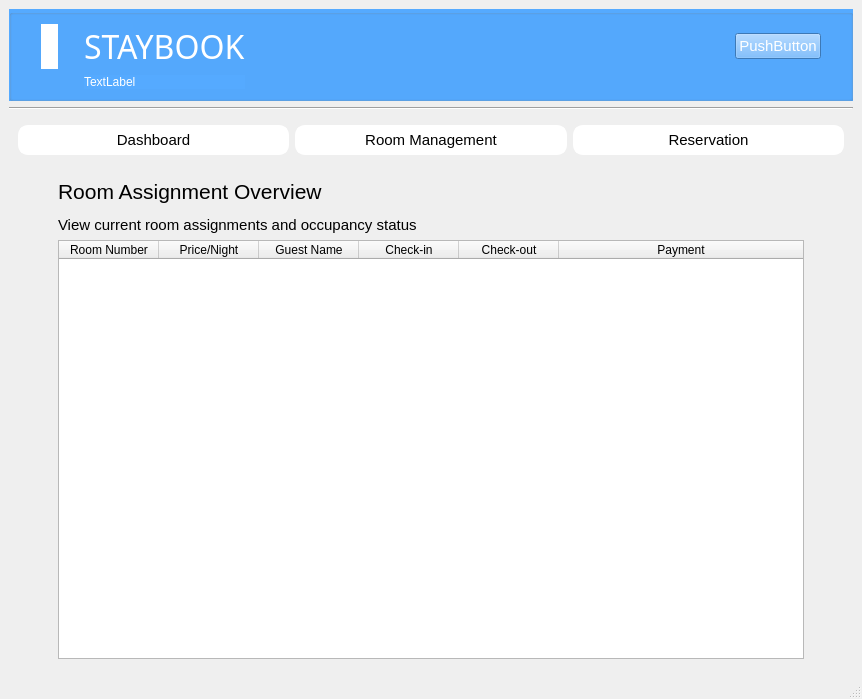
First picture: the form in main_window.ui, repository euuii/StayBook, before the edit.
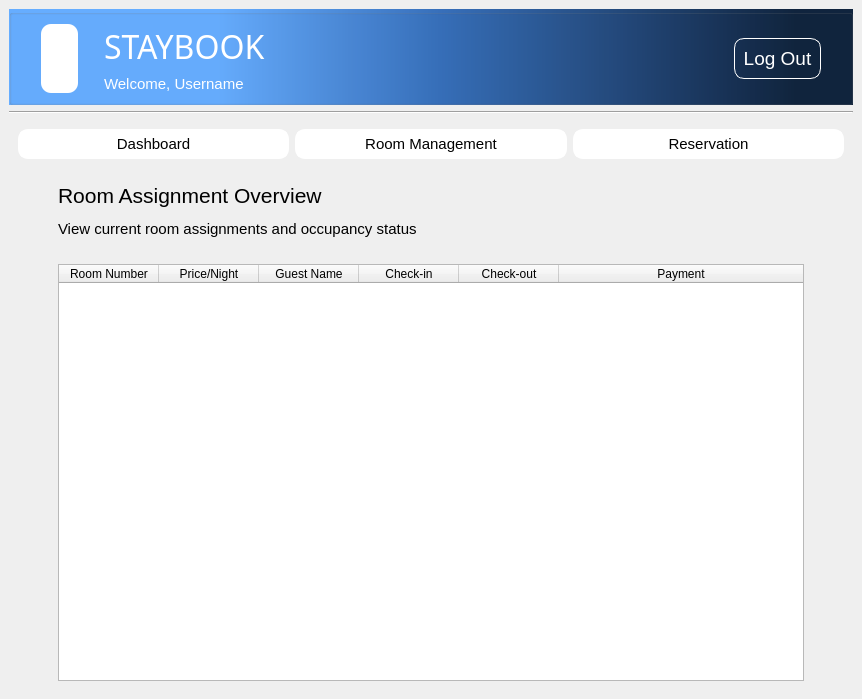
Second picture: the form after the edit. The open tabs and pages were chosen to show the change. Icons and pictures are not drawn.

```diff
--- a/main_window.ui
+++ b/main_window.ui
@@ -14,114 +14,54 @@
    <string>MainWindow</string>
   </property>
   <widget class="QWidget" name="centralwidget">
-   <layout class="QVBoxLayout" name="verticalLayout_5">
+   <layout class="QVBoxLayout" name="verticalLayout">
     <item>
      <layout class="QVBoxLayout" name="verticalLayout_3">
       <item>
        <widget class="QGroupBox" name="groupBox">
         <property name="styleSheet">
-         <string notr="true">background-color: rgb(85, 170, 255);
+         <string notr="true">background-color: qlineargradient(spread:pad, x1:0, y1:0, x2:0.931, y2:0, stop:0.265957 rgba(102, 173, 255, 255), stop:0.547872 rgba(55, 111, 186, 255), stop:1 rgba(16, 36, 62, 255));
 color: rgb(255, 255, 255);
 </string>
         </property>
         <property name="title">
          <string/>
         </property>
-        <layout class="QVBoxLayout" name="verticalLayout">
+        <layout class="QHBoxLayout" name="horizontalLayout_7">
+         <item>
+          <spacer name="horizontalSpacer_4">
+           <property name="orientation">
+            <enum>Qt::Orientation::Horizontal</enum>
+           </property>
+           <property name="sizeType">
+            <enum>QSizePolicy::Policy::Fixed</enum>
+           </property>
+           <property name="sizeHint" stdset="0">
+            <size>
+             <width>20</width>
+             <height>20</height>
+            </size>
+           </property>
+          </spacer>
+         </item>
+         <item>
+          <widget class="QLabel" name="logo">
+           <property name="styleSheet">
+            <string notr="true">background-color: rgb(255, 255, 255);
+padding: 15px;
+border-radius: 10px </string>
+           </property>
+           <property name="text">
+            <string/>
+           </property>
+           <property name="pixmap">
+            <pixmap>../57456f52/resort (3).png</pixmap>
+           </property>
+          </widget>
+         </item>
          <item>
           <layout class="QGridLayout" name="gridLayout_4">
-           <item row="0" column="0">
-            <spacer name="horizontalSpacer_4">
-             <property name="orientation">
-              <enum>Qt::Orientation::Horizontal</enum>
-             </property>
-             <property name="sizeType">
-              <enum>QSizePolicy::Policy::Fixed</enum>
-             </property>
-             <property name="sizeHint" stdset="0">
-              <size>
-               <width>20</width>
-               <height>20</height>
-              </size>
-             </property>
-            </spacer>
-           </item>
-           <item row="0" column="4">
-            <spacer name="horizontalSpacer_3">
-             <property name="orientation">
-              <enum>Qt::Orientation::Horizontal</enum>
-             </property>
-             <property name="sizeType">
-              <enum>QSizePolicy::Policy::Expanding</enum>
-             </property>
-             <property name="sizeHint" stdset="0">
-              <size>
-               <width>40</width>
-               <height>20</height>
-              </size>
-             </property>
-            </spacer>
-           </item>
-           <item row="0" column="2">
-            <spacer name="horizontalSpacer_6">
-             <property name="orientation">
-              <enum>Qt::Orientation::Horizontal</enum>
-             </property>
-             <property name="sizeType">
-              <enum>QSizePolicy::Policy::Fixed</enum>
-             </property>
-             <property name="sizeHint" stdset="0">
-              <size>
-               <width>20</width>
-               <height>20</height>
-              </size>
-             </property>
-            </spacer>
-           </item>
            <item row="0" column="1">
-            <widget class="QLabel" name="logo">
-             <property name="styleSheet">
-              <string notr="true">background-color: rgb(255, 255, 255);
-padding: 5px;
-border-radius: 10px </string>
-             </property>
-             <property name="text">
-              <string/>
-             </property>
-             <property name="pixmap">
-              <pixmap>../57456f52/resort (3).png</pixmap>
-             </property>
-            </widget>
-           </item>
-           <item row="0" column="6">
-            <spacer name="horizontalSpacer_5">
-             <property name="orientation">
-              <enum>Qt::Orientation::Horizontal</enum>
-             </property>
-             <property name="sizeType">
-              <enum>QSizePolicy::Policy::Fixed</enum>
-             </property>
-             <property name="sizeHint" stdset="0">
-              <size>
-               <width>20</width>
-               <height>20</height>
-              </size>
-             </property>
-            </spacer>
-           </item>
-           <item row="0" column="5">
-            <widget class="QPushButton" name="pushButton">
-             <property name="font">
-              <font>
-               <pointsize>11</pointsize>
-              </font>
-             </property>
-             <property name="text">
-              <string>PushButton</string>
-             </property>
-            </widget>
-           </item>
-           <item row="0" column="3">
             <widget class="QLabel" name="label">
              <property name="sizeIncrement">
               <size>
@@ -152,15 +92,95 @@
              </property>
             </widget>
            </item>
-           <item row="1" column="3">
+           <item row="0" column="0">
+            <spacer name="horizontalSpacer_6">
+             <property name="orientation">
+              <enum>Qt::Orientation::Horizontal</enum>
+             </property>
+             <property name="sizeType">
+              <enum>QSizePolicy::Policy::Fixed</enum>
+             </property>
+             <property name="sizeHint" stdset="0">
+              <size>
+               <width>20</width>
+               <height>20</height>
+              </size>
+             </property>
+            </spacer>
+           </item>
+           <item row="0" column="2">
+            <spacer name="horizontalSpacer_3">
+             <property name="orientation">
+              <enum>Qt::Orientation::Horizontal</enum>
+             </property>
+             <property name="sizeType">
+              <enum>QSizePolicy::Policy::Expanding</enum>
+             </property>
+             <property name="sizeHint" stdset="0">
+              <size>
+               <width>40</width>
+               <height>20</height>
+              </size>
+             </property>
+            </spacer>
+           </item>
+           <item row="1" column="1">
             <widget class="QLabel" name="label_6">
+             <property name="styleSheet">
+              <string notr="true">background: transparent;</string>
+             </property>
              <property name="text">
-              <string>TextLabel</string>
+              <string>&lt;html&gt;&lt;head/&gt;&lt;body&gt;&lt;p&gt;&lt;span style=&quot; font-size:11pt;&quot;&gt;Welcome, Username&lt;/span&gt;&lt;/p&gt;&lt;/body&gt;&lt;/html&gt;</string>
              </property>
             </widget>
            </item>
           </layout>
          </item>
+         <item>
+          <widget class="QPushButton" name="pushButton">
+           <property name="font">
+            <font>
+             <pointsize>14</pointsize>
+            </font>
+           </property>
+           <property name="styleSheet">
+            <string notr="true">QPushButton{
+	background: transparent;	
+	border: 1px solid rgb(255, 255, 255);
+	color: rgb(255, 255, 255);
+	padding: 8px;
+	border-radius: 10px;
+}
+QPushButton::hover{
+	background: rgba(255, 255, 255, 0.2);
+}</string>
+           </property>
+           <property name="text">
+            <string>Log Out</string>
+           </property>
+           <property name="icon">
+            <iconset>
+             <normalon>../c954c837/logout32white.png</normalon>
+            </iconset>
+           </property>
+          </widget>
+         </item>
+         <item>
+          <spacer name="horizontalSpacer_5">
+           <property name="orientation">
+            <enum>Qt::Orientation::Horizontal</enum>
+           </property>
+           <property name="sizeType">
+            <enum>QSizePolicy::Policy::Fixed</enum>
+           </property>
+           <property name="sizeHint" stdset="0">
+            <size>
+             <width>20</width>
+             <height>20</height>
+            </size>
+           </property>
+          </spacer>
+         </item>
         </layout>
        </widget>
       </item>
@@ -263,7 +283,7 @@
        <layout class="QVBoxLayout" name="verticalLayout_4">
         <item>
          <layout class="QGridLayout" name="gridLayout">
-          <item row="1" column="2">
+          <item row="2" column="2">
            <spacer name="horizontalSpacer_2">
             <property name="orientation">
              <enum>Qt::Orientation::Horizontal</enum>
@@ -279,65 +299,6 @@
             </property>
            </spacer>
           </item>
-          <item row="1" column="1">
-           <widget class="QTableWidget" name="tableWidget">
-            <attribute name="horizontalHeaderStretchLastSection">
-             <bool>true</bool>
-            </attribute>
-            <attribute name="verticalHeaderVisible">
-             <bool>true</bool>
-            </attribute>
-            <attribute name="verticalHeaderStretchLastSection">
-             <bool>true</bool>
-            </attribute>
-            <column>
-             <property name="text">
-              <string>Room Number</string>
-             </property>
-            </column>
-            <column>
-             <property name="text">
-              <string>Price/Night</string>
-             </property>
-            </column>
-            <column>
-             <property name="text">
-              <string>Guest Name</string>
-             </property>
-            </column>
-            <column>
-             <property name="text">
-              <string>Check-in</string>
-             </property>
-            </column>
-            <column>
-             <property name="text">
-              <string>Check-out</string>
-             </property>
-            </column>
-            <column>
-             <property name="text">
-              <string>Payment</string>
-             </property>
-            </column>
-           </widget>
-          </item>
-          <item row="1" column="0">
-           <spacer name="horizontalSpacer">
-            <property name="orientation">
-             <enum>Qt::Orientation::Horizontal</enum>
-            </property>
-            <property name="sizeType">
-             <enum>QSizePolicy::Policy::Fixed</enum>
-            </property>
-            <property name="sizeHint" stdset="0">
-             <size>
-              <width>40</width>
-              <height>20</height>
-             </size>
-            </property>
-           </spacer>
-          </item>
           <item row="0" column="1">
            <layout class="QHBoxLayout" name="horizontalLayout_2">
             <item>
@@ -349,6 +310,81 @@
             </item>
            </layout>
           </item>
+          <item row="2" column="1">
+           <widget class="QTableWidget" name="tableWidget">
+            <attribute name="horizontalHeaderStretchLastSection">
+             <bool>true</bool>
+            </attribute>
+            <attribute name="verticalHeaderVisible">
+             <bool>true</bool>
+            </attribute>
+            <attribute name="verticalHeaderStretchLastSection">
+             <bool>true</bool>
+            </attribute>
+            <column>
+             <property name="text">
+              <string>Room Number</string>
+             </property>
+            </column>
+            <column>
+             <property name="text">
+              <string>Price/Night</string>
+             </property>
+            </column>
+            <column>
+             <property name="text">
+              <string>Guest Name</string>
+             </property>
+            </column>
+            <column>
+             <property name="text">
+              <string>Check-in</string>
+             </property>
+            </column>
+            <column>
+             <property name="text">
+              <string>Check-out</string>
+             </property>
+            </column>
+            <column>
+             <property name="text">
+              <string>Payment</string>
+             </property>
+            </column>
+           </widget>
+          </item>
+          <item row="2" column="0">
+           <spacer name="horizontalSpacer">
+            <property name="orientation">
+             <enum>Qt::Orientation::Horizontal</enum>
+            </property>
+            <property name="sizeType">
+             <enum>QSizePolicy::Policy::Fixed</enum>
+            </property>
+            <property name="sizeHint" stdset="0">
+             <size>
+              <width>40</width>
+              <height>20</height>
+             </size>
+            </property>
+           </spacer>
+          </item>
+          <item row="1" column="1">
+           <spacer name="verticalSpacer">
+            <property name="orientation">
+             <enum>Qt::Orientation::Vertical</enum>
+            </property>
+            <property name="sizeType">
+             <enum>QSizePolicy::Policy::Fixed</enum>
+            </property>
+            <property name="sizeHint" stdset="0">
+             <size>
+              <width>20</width>
+              <height>20</height>
+             </size>
+            </property>
+           </spacer>
+          </item>
          </layout>
         </item>
        </layout>
@@ -595,17 +631,6 @@
     </item>
    </layout>
   </widget>
-  <widget class="QMenuBar" name="menubar">
-   <property name="geometry">
-    <rect>
-     <x>0</x>
-     <y>0</y>
-     <width>862</width>
-     <height>19</height>
-    </rect>
-   </property>
-  </widget>
-  <widget class="QStatusBar" name="statusbar"/>
  </widget>
  <resources/>
  <connections/>
```
Left out of the diff: 196 changed lines with no effect on the pictures.
